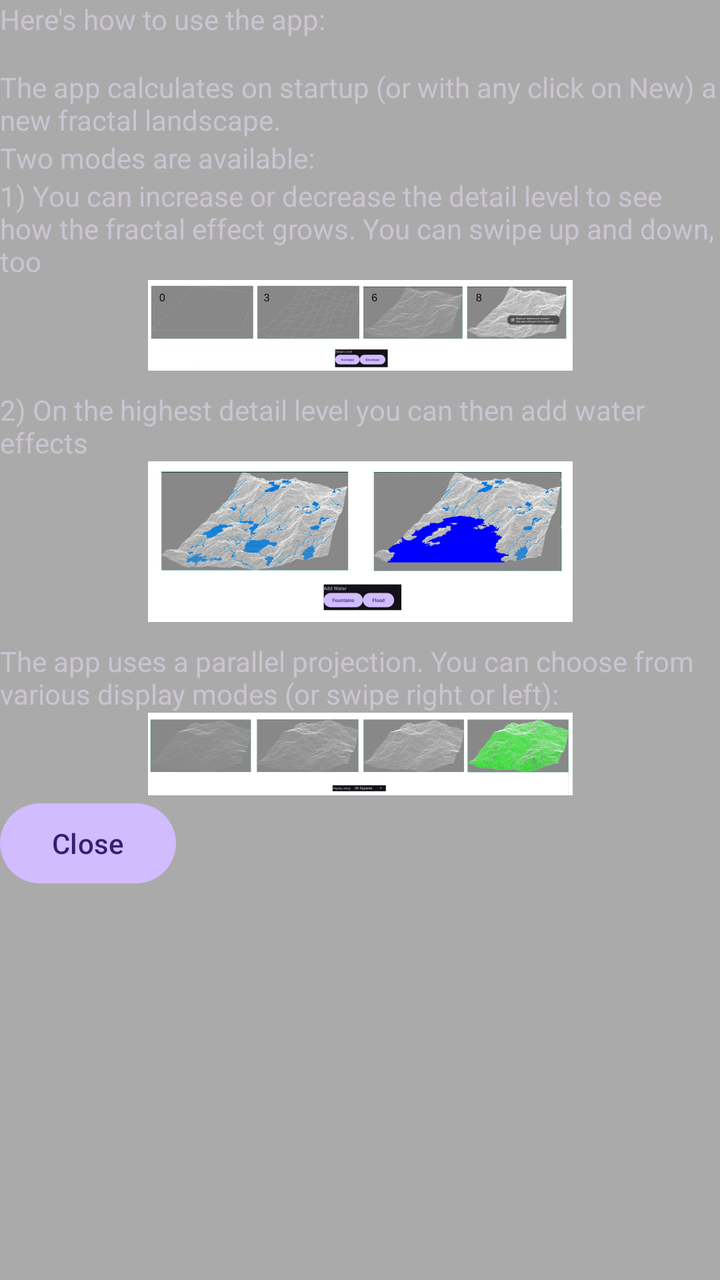
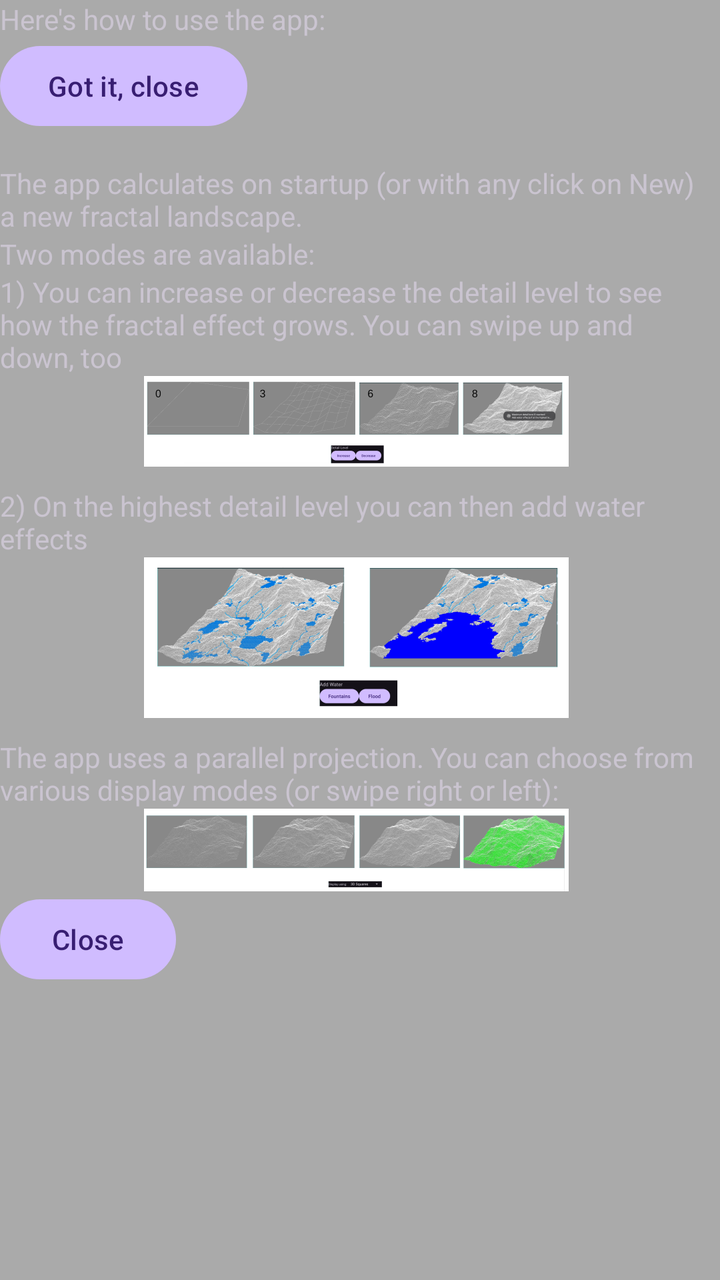

Compare the two renders of this Android layout. The source of the first and the diff that turns it into the second are given below.
<!-- AndroidManifest.xml: application theme Theme.Landscape3D -->
<!-- res/layout/howtopopup.xml -->
<?xml version="1.0" encoding="utf-8"?>
<RelativeLayout xmlns:android="http://schemas.android.com/apk/res/android"
    xmlns:app="http://schemas.android.com/apk/res-auto"
    android:id="@+id/howto_popup_layout"
    android:layout_width="wrap_content"
    android:layout_height="wrap_content"
    android:layout_alignParentStart="true"
    android:layout_alignParentTop="true"
    android:background="@android:color/darker_gray">

    <LinearLayout
        android:layout_width="wrap_content"
        android:layout_height="wrap_content"
        android:orientation="vertical">

        <TextView
            android:id="@+id/howto_popup_txt1"
            android:layout_width="wrap_content"
            android:layout_height="wrap_content"
            android:text="@string/howto_popup_txt1" />

        <Space
            android:id="@+id/howto_popup_space1"
            android:layout_width="wrap_content"
            android:layout_height="15dp" />

        <TextView
            android:id="@+id/howto_popup_intro_txt1"
            android:layout_width="wrap_content"
            android:layout_height="wrap_content"
            android:text="@string/howto_popup_intro1" />

        <TextView
            android:id="@+id/howto_popup_intro_txt2"
            android:layout_width="wrap_content"
            android:layout_height="wrap_content"
            android:text="@string/howto_popup_intro2" />

        <TextView
            android:id="@+id/howto_popup_intro_txt3"
            android:layout_width="wrap_content"
            android:layout_height="wrap_content"
            android:text="@string/howto_popup_intro3" />

        <androidx.appcompat.widget.AppCompatImageView
            android:id="@+id/img_detaillevel"
            android:layout_width="match_parent"
            android:layout_height="wrap_content"
            app:srcCompat="@drawable/img_details_s" />

        <Space
            android:id="@+id/howto_popup_space2"
            android:layout_width="wrap_content"
            android:layout_height="10dp" />

        <TextView
            android:id="@+id/howto_popup_intro_txt4"
            android:layout_width="wrap_content"
            android:layout_height="wrap_content"
            android:text="@string/howto_popup_intro4" />

        <androidx.appcompat.widget.AppCompatImageView
            android:id="@+id/img_watereffects"
            android:layout_width="match_parent"
            android:layout_height="wrap_content"
            app:srcCompat="@drawable/img_waters_s" />

        <Space
            android:id="@+id/howto_popup_space3"
            android:layout_width="wrap_content"
            android:layout_height="10dp" />

        <TextView
            android:id="@+id/howto_popup_intro_disp1"
            android:layout_width="wrap_content"
            android:layout_height="wrap_content"
            android:text="@string/howto_popup_draw_meth1" />

        <ImageView
            android:id="@+id/img_displaymodes"
            android:layout_width="match_parent"
            android:layout_height="wrap_content"
            app:srcCompat="@drawable/img_dispmodes_s" />

        <Button
            android:id="@+id/howto_popup_close_btn1"
            android:layout_width="wrap_content"
            android:layout_height="wrap_content"
            android:text="@string/about_popup_close_btn" />
    </LinearLayout>
</RelativeLayout>
<!-- resources referenced by this layout -->
<resources>
  <!-- drawable img_details_s: png bitmap (drawable-nodpi, 39144 bytes) -->
  <!-- drawable img_dispmodes_s: png bitmap (drawable-nodpi, 61327 bytes) -->
  <!-- drawable img_waters_s: png bitmap (drawable-nodpi, 103140 bytes) -->
  <string name="about_popup_close_btn">Close</string>
  <string name="howto_popup_draw_meth1">The app uses a parallel projection. You can choose from various display modes (or swipe right or left):</string>
  <string name="howto_popup_intro1">The app calculates on startup (or with any click on New) a new fractal landscape.</string>
  <string name="howto_popup_intro2">Two modes are available:</string>
  <string name="howto_popup_intro3">1) You can increase or decrease the detail level to see how the fractal effect grows. You can swipe up and down, too</string>
  <string name="howto_popup_intro4">2) On the highest detail level you can then add water effects</string>
  <string name="howto_popup_txt1">Here\'s how to use the app:</string>
  <style name="Theme.Landscape3D" parent="Base.Theme.Landscape3D" />
  <style name="Base.Theme.Landscape3D" parent="Theme.Material3.Dark.NoActionBar">
          
          
          
          
          
          
      </style>
</resources>

<!-- the commit's change to res/layout/howtopopup.xml (unified diff, before → after) -->
@@ -8,84 +8,99 @@
     android:layout_alignParentTop="true"
     android:background="@android:color/darker_gray">
 
-    <LinearLayout
+    <ScrollView
+        android:id="@+id/howto_popup_scrollview"
         android:layout_width="wrap_content"
         android:layout_height="wrap_content"
-        android:orientation="vertical">
+        android:scrollbarAlwaysDrawVerticalTrack="true"
+        android:scrollbarStyle="outsideInset">
 
-        <TextView
-            android:id="@+id/howto_popup_txt1"
+        <LinearLayout
             android:layout_width="wrap_content"
             android:layout_height="wrap_content"
-            android:text="@string/howto_popup_txt1" />
+            android:orientation="vertical">
 
-        <Space
-            android:id="@+id/howto_popup_space1"
-            android:layout_width="wrap_content"
-            android:layout_height="15dp" />
+            <TextView
+                android:id="@+id/howto_popup_txt1"
+                android:layout_width="wrap_content"
+                android:layout_height="wrap_content"
+                android:text="@string/howto_popup_txt1" />
 
-        <TextView
-            android:id="@+id/howto_popup_intro_txt1"
-            android:layout_width="wrap_content"
-            android:layout_height="wrap_content"
-            android:text="@string/howto_popup_intro1" />
+            <Button
+                android:id="@+id/howto_popup_close_btn2"
+                android:layout_width="wrap_content"
+                android:layout_height="wrap_content"
+                android:text="@string/about_popup_close_btn2" />
 
-        <TextView
-            android:id="@+id/howto_popup_intro_txt2"
-            android:layout_width="wrap_content"
-            android:layout_height="wrap_content"
-            android:text="@string/howto_popup_intro2" />
+            <Space
+                android:id="@+id/howto_popup_space1"
+                android:layout_width="wrap_content"
+                android:layout_height="15dp" />
 
-        <TextView
-            android:id="@+id/howto_popup_intro_txt3"
-            android:layout_width="wrap_content"
-            android:layout_height="wrap_content"
-            android:text="@string/howto_popup_intro3" />
+            <TextView
+                android:id="@+id/howto_popup_intro_txt1"
+                android:layout_width="wrap_content"
+                android:layout_height="wrap_content"
+                android:text="@string/howto_popup_intro1" />
 
-        <androidx.appcompat.widget.AppCompatImageView
-            android:id="@+id/img_detaillevel"
-            android:layout_width="match_parent"
-            android:layout_height="wrap_content"
-            app:srcCompat="@drawable/img_details_s" />
+            <TextView
+                android:id="@+id/howto_popup_intro_txt2"
+                android:layout_width="wrap_content"
+                android:layout_height="wrap_content"
+                android:text="@string/howto_popup_intro2" />
 
-        <Space
-            android:id="@+id/howto_popup_space2"
-            android:layout_width="wrap_content"
-            android:layout_height="10dp" />
+            <TextView
+                android:id="@+id/howto_popup_intro_txt3"
+                android:layout_width="wrap_content"
+                android:layout_height="wrap_content"
+                android:text="@string/howto_popup_intro3" />
 
-        <TextView
-            android:id="@+id/howto_popup_intro_txt4"
-            android:layout_width="wrap_content"
-            android:layout_height="wrap_content"
-            android:text="@string/howto_popup_intro4" />
+            <androidx.appcompat.widget.AppCompatImageView
+                android:id="@+id/img_detaillevel"
+                android:layout_width="match_parent"
+                android:layout_height="wrap_content"
+                app:srcCompat="@drawable/img_details_s" />
 
-        <androidx.appcompat.widget.AppCompatImageView
-            android:id="@+id/img_watereffects"
-            android:layout_width="match_parent"
-            android:layout_height="wrap_content"
-            app:srcCompat="@drawable/img_waters_s" />
+            <Space
+                android:id="@+id/howto_popup_space2"
+                android:layout_width="wrap_content"
+                android:layout_height="10dp" />
 
-        <Space
-            android:id="@+id/howto_popup_space3"
-            android:layout_width="wrap_content"
-            android:layout_height="10dp" />
+            <TextView
+                android:id="@+id/howto_popup_intro_txt4"
+                android:layout_width="wrap_content"
+                android:layout_height="wrap_content"
+                android:text="@string/howto_popup_intro4" />
 
-        <TextView
-            android:id="@+id/howto_popup_intro_disp1"
-            android:layout_width="wrap_content"
-            android:layout_height="wrap_content"
-            android:text="@string/howto_popup_draw_meth1" />
+            <androidx.appcompat.widget.AppCompatImageView
+                android:id="@+id/img_watereffects"
+                android:layout_width="match_parent"
+                android:layout_height="wrap_content"
+                app:srcCompat="@drawable/img_waters_s" />
 
-        <ImageView
-            android:id="@+id/img_displaymodes"
-            android:layout_width="match_parent"
-            android:layout_height="wrap_content"
-            app:srcCompat="@drawable/img_dispmodes_s" />
+            <Space
+                android:id="@+id/howto_popup_space3"
+                android:layout_width="wrap_content"
+                android:layout_height="10dp" />
 
-        <Button
-            android:id="@+id/howto_popup_close_btn1"
-            android:layout_width="wrap_content"
-            android:layout_height="wrap_content"
-            android:text="@string/about_popup_close_btn" />
-    </LinearLayout>
+            <TextView
+                android:id="@+id/howto_popup_intro_disp1"
+                android:layout_width="wrap_content"
+                android:layout_height="wrap_content"
+                android:text="@string/howto_popup_draw_meth1" />
+
+            <androidx.appcompat.widget.AppCompatImageView
+                android:id="@+id/img_displaymodes"
+                android:layout_width="match_parent"
+                android:layout_height="wrap_content"
+                app:srcCompat="@drawable/img_dispmodes_s" />
+
+            <Button
+                android:id="@+id/howto_popup_close_btn1"
+                android:layout_width="wrap_content"
+                android:layout_height="wrap_content"
+                android:text="@string/about_popup_close_btn" />
+        </LinearLayout>
+    </ScrollView>
+
 </RelativeLayout>
<!-- resource entries referenced after the edit -->
@@ -4,6 +4,7 @@
   <!-- drawable img_dispmodes_s: png bitmap (drawable-nodpi, 61327 bytes) -->
   <!-- drawable img_waters_s: png bitmap (drawable-nodpi, 103140 bytes) -->
   <string name="about_popup_close_btn">Close</string>
+  <string name="about_popup_close_btn2">Got it, close</string>
   <string name="howto_popup_draw_meth1">The app uses a parallel projection. You can choose from various display modes (or swipe right or left):</string>
   <string name="howto_popup_intro1">The app calculates on startup (or with any click on New) a new fractal landscape.</string>
   <string name="howto_popup_intro2">Two modes are available:</string>
